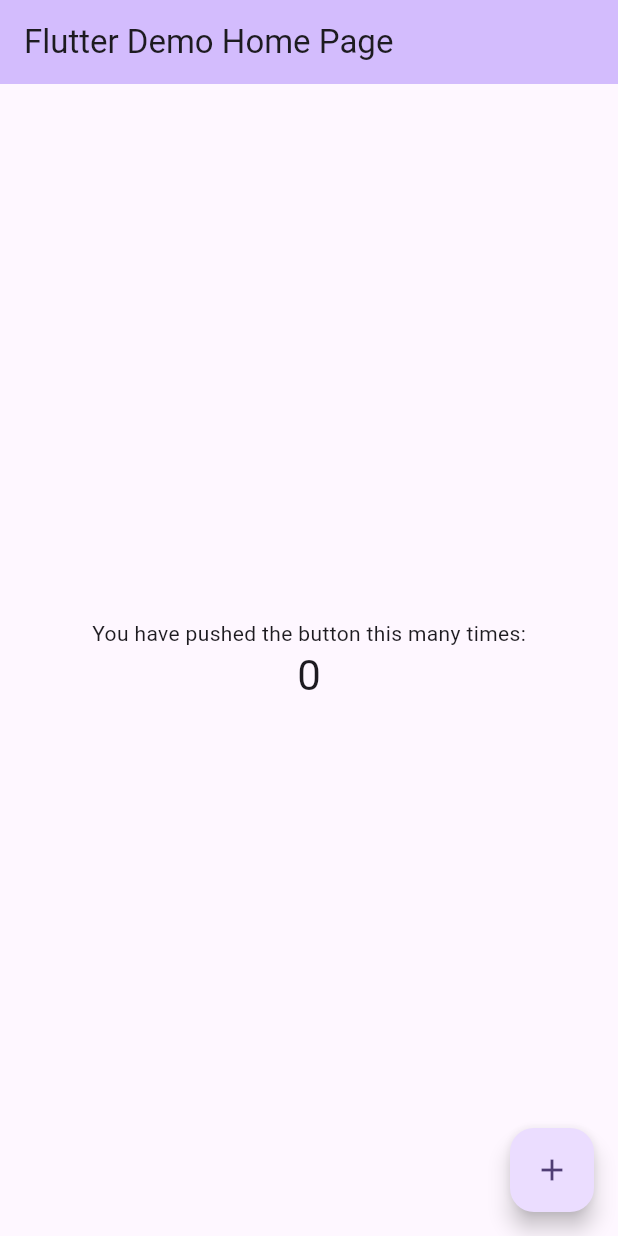
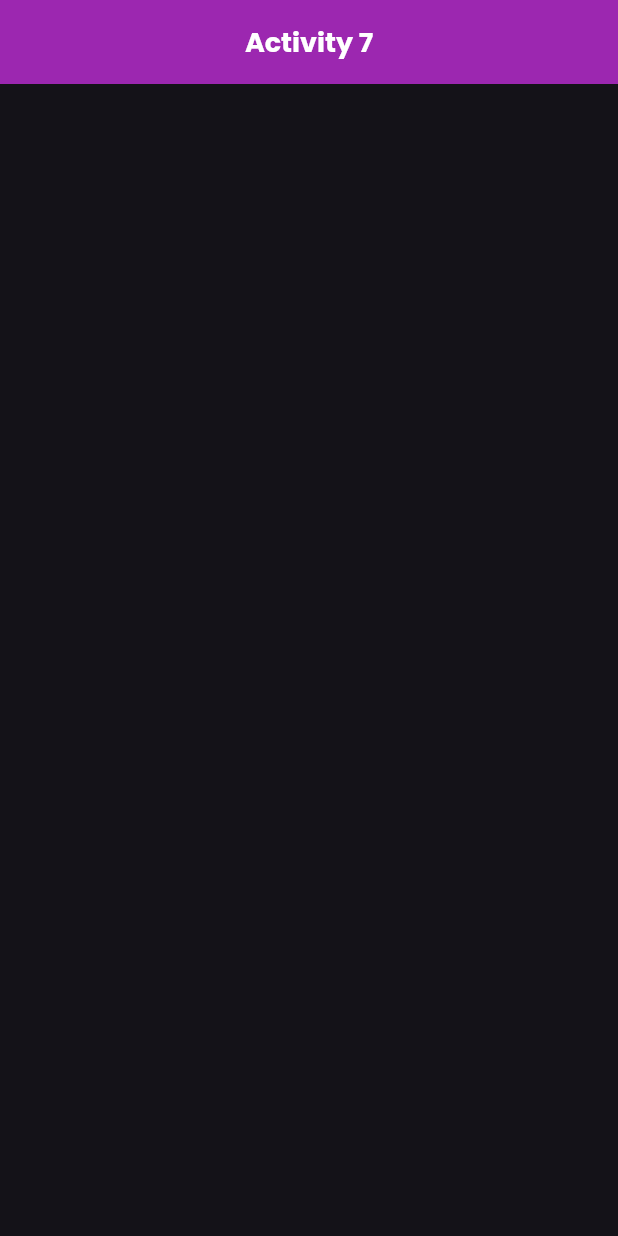
Before and after one commit to YoshuaPayoran/Flutter_Activities_Payoran, a Flutter app: the screen it shows after launch, on a phone screen of 412 x 824 dp. Run offline on Flutter 3.47's test engine with Material 3 defaults, Android fonts, the light colour scheme and no system bars.

Commit message:
Set the font to Poppins, Remove debug banner. Make class ListItems that extends Stateless widget

```diff
--- a/flutter_activity_07/lib/main.dart
+++ b/flutter_activity_07/lib/main.dart
@@ -11,112 +11,35 @@
   @override
   Widget build(BuildContext context) {
     return MaterialApp(
+      debugShowCheckedModeBanner: false,
       title: 'Flutter Demo',
       theme: ThemeData(
-        // This is the theme of your application.
-        //
-        // TRY THIS: Try running your application with "flutter run". You'll see
-        // the application has a purple toolbar. Then, without quitting the app,
-        // try changing the seedColor in the colorScheme below to Colors.green
-        // and then invoke "hot reload" (save your changes or press the "hot
-        // reload" button in a Flutter-supported IDE, or press "r" if you used
-        // the command line to start the app).
-        //
-        // Notice that the counter didn't reset back to zero; the application
-        // state is not lost during the reload. To reset the state, use hot
-        // restart instead.
-        //
-        // This works for code too, not just values: Most code changes can be
-        // tested with just a hot reload.
-        colorScheme: ColorScheme.fromSeed(seedColor: Colors.deepPurple),
+        fontFamily: 'Poppins',
+        brightness: Brightness.dark
       ),
-      home: const MyHomePage(title: 'Flutter Demo Home Page'),
+      home: const ListItems(),
     );
   }
 }
 
-class MyHomePage extends StatefulWidget {
-  const MyHomePage({super.key, required this.title});
-
-  // This widget is the home page of your application. It is stateful, meaning
-  // that it has a State object (defined below) that contains fields that affect
-  // how it looks.
-
-  // This class is the configuration for the state. It holds the values (in this
-  // case the title) provided by the parent (in this case the App widget) and
-  // used by the build method of the State. Fields in a Widget subclass are
-  // always marked "final".
-
-  final String title;
-
-  @override
-  State<MyHomePage> createState() => _MyHomePageState();
-}
-
-class _MyHomePageState extends State<MyHomePage> {
-  int _counter = 0;
-
-  void _incrementCounter() {
-    setState(() {
-      // This call to setState tells the Flutter framework that something has
-      // changed in this State, which causes it to rerun the build method below
-      // so that the display can reflect the updated values. If we changed
-      // _counter without calling setState(), then the build method would not be
-      // called again, and so nothing would appear to happen.
-      _counter++;
-    });
-  }
+class ListItems extends StatelessWidget {
+  const ListItems({super.key});
 
   @override
   Widget build(BuildContext context) {
-    // This method is rerun every time setState is called, for instance as done
-    // by the _incrementCounter method above.
-    //
-    // The Flutter framework has been optimized to make rerunning build methods
-    // fast, so that you can just rebuild anything that needs updating rather
-    // than having to individually change instances of widgets.
     return Scaffold(
       appBar: AppBar(
-        // TRY THIS: Try changing the color here to a specific color (to
-        // Colors.amber, perhaps?) and trigger a hot reload to see the AppBar
-        // change color while the other colors stay the same.
-        backgroundColor: Theme.of(context).colorScheme.inversePrimary,
-        // Here we take the value from the MyHomePage object that was created by
-        // the App.build method, and use it to set our appbar title.
-        title: Text(widget.title),
+        backgroundColor: Colors.purple,
+        title: const Text (
+          'Activity 7',
+          style: TextStyle(
+            color: Colors.white,
+            fontSize: 18,
+            fontWeight: FontWeight.bold
+          ),
+        ),
+        centerTitle: true,
       ),
-      body: Center(
-        // Center is a layout widget. It takes a single child and positions it
-        // in the middle of the parent.
-        child: Column(
-          // Column is also a layout widget. It takes a list of children and
-          // arranges them vertically. By default, it sizes itself to fit its
-          // children horizontally, and tries to be as tall as its parent.
-          //
-          // Column has various properties to control how it sizes itself and
-          // how it positions its children. Here we use mainAxisAlignment to
-          // center the children vertically; the main axis here is the vertical
-          // axis because Columns are vertical (the cross axis would be
-          // horizontal).
-          //
-          // TRY THIS: Invoke "debug painting" (choose the "Toggle Debug Paint"
-          // action in the IDE, or press "p" in the console), to see the
-          // wireframe for each widget.
-          mainAxisAlignment: MainAxisAlignment.center,
-          children: <Widget>[
-            const Text('You have pushed the button this many times:'),
-            Text(
-              '$_counter',
-              style: Theme.of(context).textTheme.headlineMedium,
-            ),
-          ],
-        ),
-      ),
-      floatingActionButton: FloatingActionButton(
-        onPressed: _incrementCounter,
-        tooltip: 'Increment',
-        child: const Icon(Icons.add),
-      ), // This trailing comma makes auto-formatting nicer for build methods.
     );
   }
 }
```
